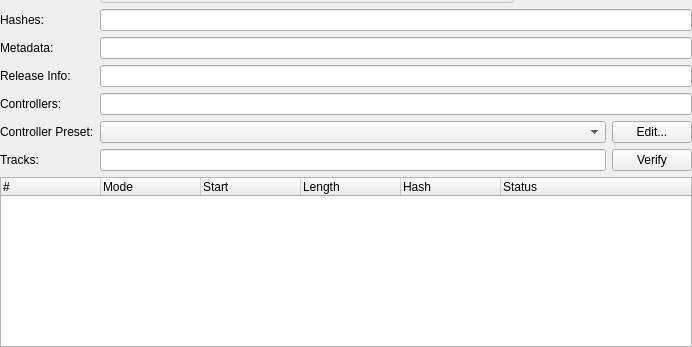
Old version of the form src/duckstation-qt/gamesummarywidget.ui in the repository stenzek/duckstation; both pictures show x 0 to 692 and y 215 to 562 of the 692 by 562 pixel window.
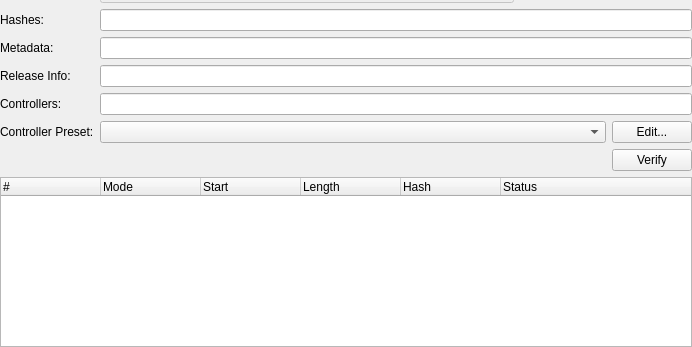
New version of the form. Icons and pictures are not drawn.

Commit message: Qt: Slight improvement to track summary list

The edit to the form file:
```diff
--- a/src/duckstation-qt/gamesummarywidget.ui
+++ b/src/duckstation-qt/gamesummarywidget.ui
@@ -293,21 +293,10 @@
      </item>
     </layout>
    </item>
-   <item row="13" column="0">
-    <widget class="QLabel" name="tracksLabel">
-     <property name="text">
-      <string>Tracks:</string>
-     </property>
-    </widget>
-   </item>
-   <item row="13" column="1" colspan="2">
+   <item row="13" column="0" colspan="3">
     <layout class="QHBoxLayout" name="verifyLayout" stretch="1,0">
      <item>
-      <widget class="QLineEdit" name="revision">
-       <property name="readOnly">
-        <bool>true</bool>
-       </property>
-      </widget>
+      <widget class="QLabel" name="tracksLabel"/>
      </item>
      <item>
       <widget class="QPushButton" name="computeHashes">
```
The commit also changes 3 other files.
